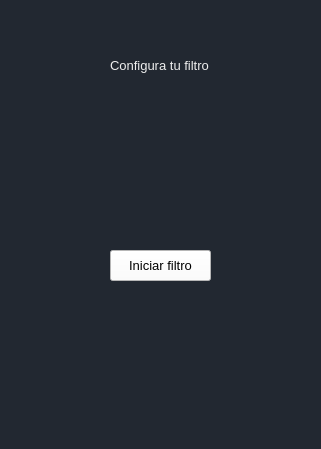
Above: Python/Vista/UI/templates/Menu.ui from AlejoRm01/AD-BLINDNESS before the change. Below: the same form after it.
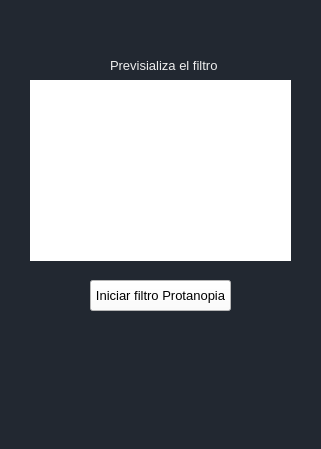
That is the form after the change.

Diff of the .ui file:
```diff
--- a/Python/Vista/UI/templates/Menu.ui
+++ b/Python/Vista/UI/templates/Menu.ui
@@ -35,7 +35,7 @@
      <rect>
       <x>110</x>
       <y>50</y>
-      <width>101</width>
+      <width>111</width>
       <height>31</height>
      </rect>
     </property>
@@ -51,7 +51,7 @@
 color: rgb(238, 238, 238);</string>
     </property>
     <property name="text">
-     <string>Configura tu filtro</string>
+     <string>Previsializa el filtro</string>
     </property>
    </widget>
    <widget class="QLabel" name="labelAzul">
@@ -86,9 +86,9 @@
    <widget class="QPushButton" name="botonCamara">
     <property name="geometry">
      <rect>
-      <x>110</x>
-      <y>250</y>
-      <width>101</width>
+      <x>90</x>
+      <y>280</y>
+      <width>141</width>
       <height>31</height>
      </rect>
     </property>
@@ -103,12 +103,26 @@
      <string notr="true">background-color: rgb(255, 255, 255);</string>
     </property>
     <property name="text">
-     <string>Iniciar filtro</string>
+     <string>Iniciar filtro Protanopia</string>
+    </property>
+   </widget>
+   <widget class="QLabel" name="ImagenLabel">
+    <property name="geometry">
+     <rect>
+      <x>30</x>
+      <y>80</y>
+      <width>261</width>
+      <height>181</height>
+     </rect>
+    </property>
+    <property name="text">
+     <string/>
     </property>
    </widget>
    <zorder>labelAzul</zorder>
    <zorder>label</zorder>
    <zorder>botonCamara</zorder>
+   <zorder>ImagenLabel</zorder>
   </widget>
  </widget>
  <resources/>
```
